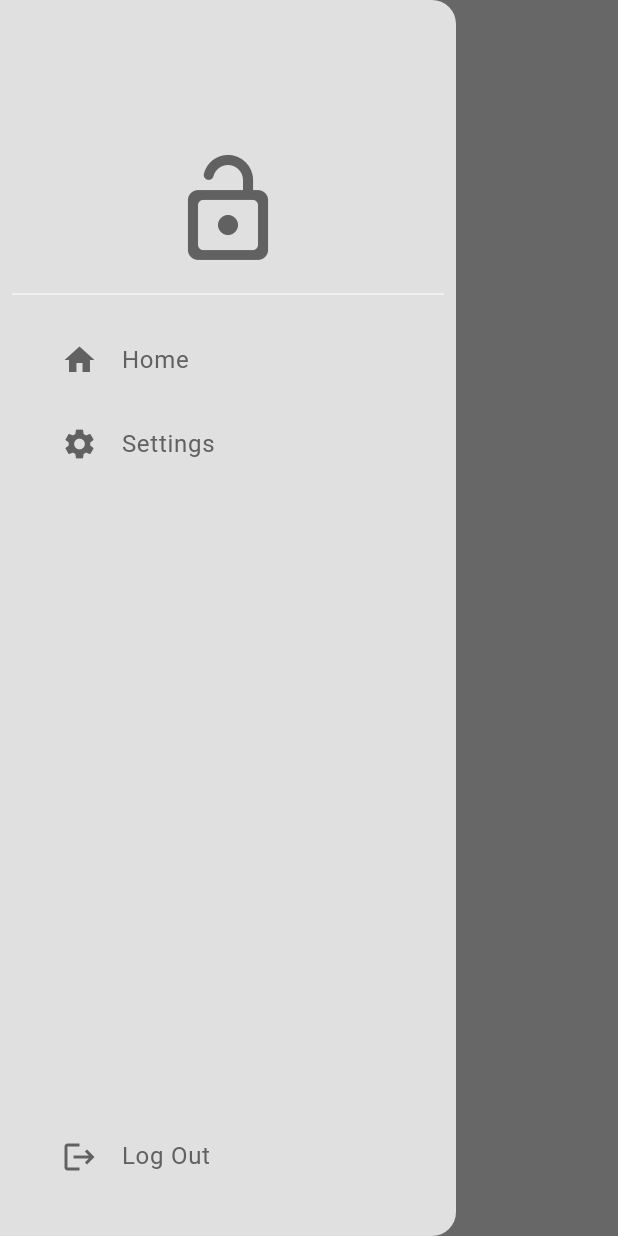
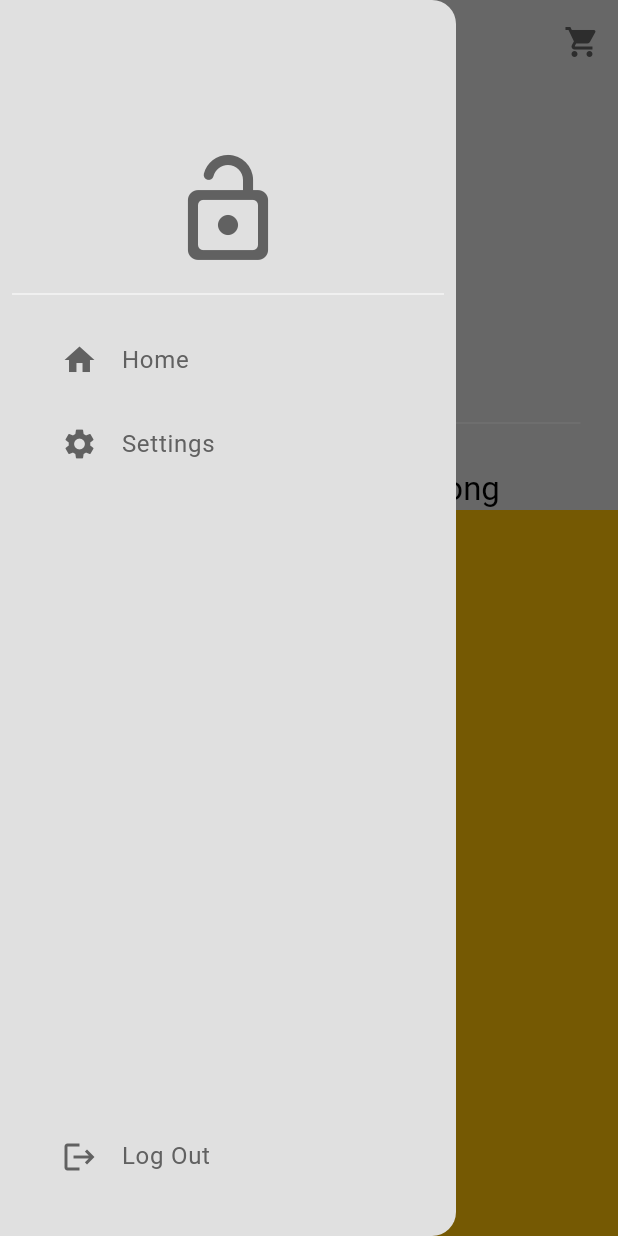
Before and after one commit to taufiq0205/flutter-food-delivery, a Flutter app: the HomePage screen opened directly, with the side drawer open, on a phone screen of 412 x 824 dp. Run offline on Flutter 3.47's test engine with Material 3 defaults, Android fonts, the phone set to English and light mode, and no system bars.

Commit message:
Stop at Divider()

```diff
--- a/lib/pages/home_page.dart
+++ b/lib/pages/home_page.dart
@@ -1,5 +1,6 @@
 import 'package:flutter/material.dart';
 import '../components/my_drawer.dart';
+import '../components/my_sliver_app_bar.dart';
 
 class HomePage extends StatefulWidget {
   const HomePage({super.key});
@@ -12,8 +13,30 @@ class _HomePageState extends State<HomePage> {
   @override
   Widget build(BuildContext context) {
     return Scaffold(
-      appBar: AppBar(title: Text('Home')),
       drawer: MyDrawer(),
+      body: NestedScrollView(
+        headerSliverBuilder: (context, innerBoxIsScrolled) => [
+          MySliverAppBar(
+            child: Column(
+              mainAxisAlignment: MainAxisAlignment.end,
+              children: [
+                Divider(
+                  indent: 25,
+                  endIndent: 25,
+                  color: Theme.of(context).colorScheme.secondary,
+                ),
+                //my location
+
+                //description box
+              ],
+            ),
+            title: Text("Stand proud, you're strong"),
+          )
+        ],
+        body: Container(
+          color: Colors.amber,
+        ),
+      ),
     );
   }
 }
--- a/lib/pages/login_page.dart
+++ b/lib/pages/login_page.dart
@@ -24,7 +24,8 @@ class _LoginPageState extends State<LoginPage> {
     */
 
     //navigate to the home page
-    Navigator.push(context, MaterialPageRoute(builder: (context) => const HomePage()));
+    Navigator.push(
+        context, MaterialPageRoute(builder: (context) => const HomePage()));
   }
 
   @override
--- a/lib/themes/theme_provider.dart
+++ b/lib/themes/theme_provider.dart
@@ -20,5 +20,6 @@ class ThemeProvider extends ChangeNotifier {
     } else {
       _themeData = lightMode;
     }
+    notifyListeners();
   }
 }
```
Also changed, not shown: lib/components/my_sliver_app_bar.dart (added, +42 -0 lines), lib/pages/settings_page.dart (+36 -1 lines).
